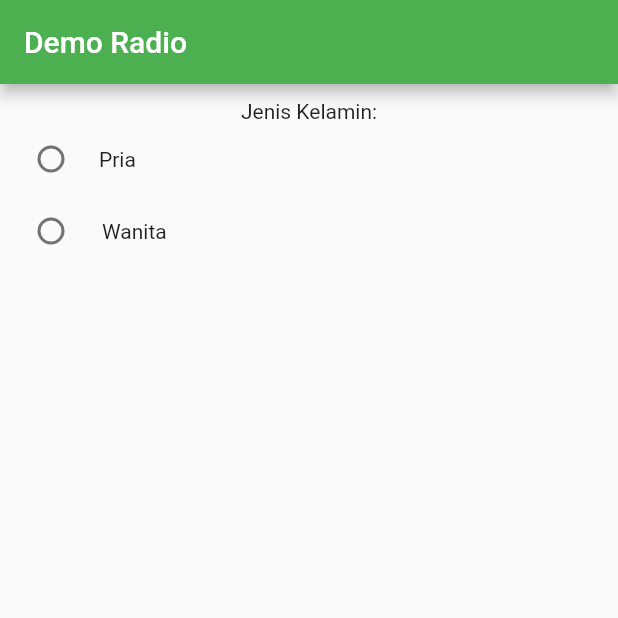
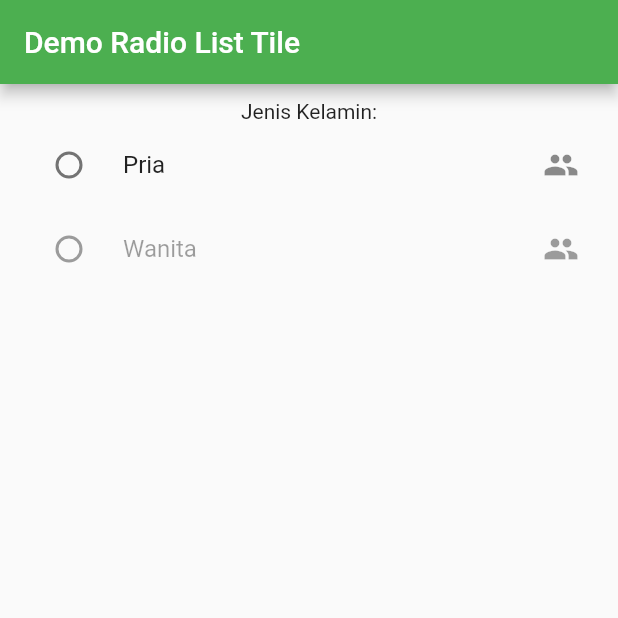
Before and after one commit to erikrios/radio-and-radio-list-tile, a Flutter app: the screen it shows after launch, on a phone screen of 412 x 824 dp, the top half of it. Run offline on Flutter 3.47's test engine with Material 2 defaults, Android fonts, the phone set to English and light mode, and no system bars.

Commit message:
Add the example code of radio list tile

```diff
--- a/lib/MyApp.dart
+++ b/lib/MyApp.dart
@@ -1,11 +1,12 @@
 import 'package:flutter/material.dart';
 import 'package:radio_and_radio_list_tile/RadioHomePage.dart';
+import 'package:radio_and_radio_list_tile/RadioListTileHomePage.dart';
 
 class MyApp extends StatelessWidget {
   @override
   Widget build(BuildContext context) => MaterialApp(
         title: 'Demo Flutter',
         theme: ThemeData(primarySwatch: Colors.green),
-        home: RadioHomePage(),
+        home: RadioListTileHomePage(),
       );
 }
--- /dev/null
+++ b/lib/RadioListTileHomePage.dart
@@ -0,0 +1,51 @@
+import 'package:flutter/material.dart';
+
+class RadioListTileHomePage extends StatefulWidget {
+  @override
+  State<StatefulWidget> createState() => _RadioListTileHomePageState();
+}
+
+class _RadioListTileHomePageState extends State<RadioListTileHomePage> {
+  int selected = -1;
+
+  void onChanged(int value) {
+    setState(() {
+      this.selected = value;
+      print('Pilihan: ${this.selected}');
+    });
+  }
+
+  @override
+  Widget build(BuildContext context) => Scaffold(
+        appBar: AppBar(
+          title: Text('Demo Radio List Tile'),
+        ),
+        body: Container(
+          padding: EdgeInsets.all(10.0),
+          child: Column(
+            children: <Widget>[
+              Text('Jenis Kelamin:'),
+              RadioListTile(
+                value: 0,
+                groupValue: this.selected,
+                onChanged: (int value) {
+                  onChanged(value);
+                },
+                title: Text('Pria'),
+                activeColor: Colors.red,
+                secondary: Icon(Icons.group),
+              ),
+              RadioListTile(
+                value: 1,
+                groupValue: (int value) {
+                  onChanged(value);
+                },
+                title: Text('Wanita'),
+                activeColor: Colors.red,
+                secondary: Icon(Icons.group),
+              )
+            ],
+          ),
+        ),
+      );
+}
```
